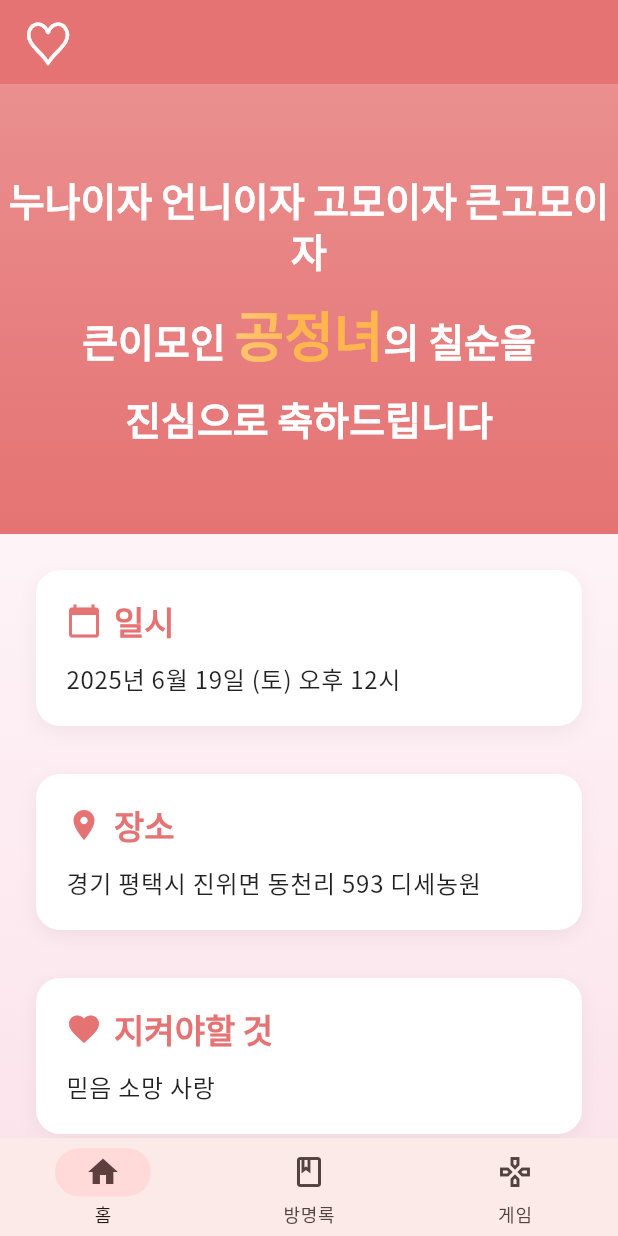
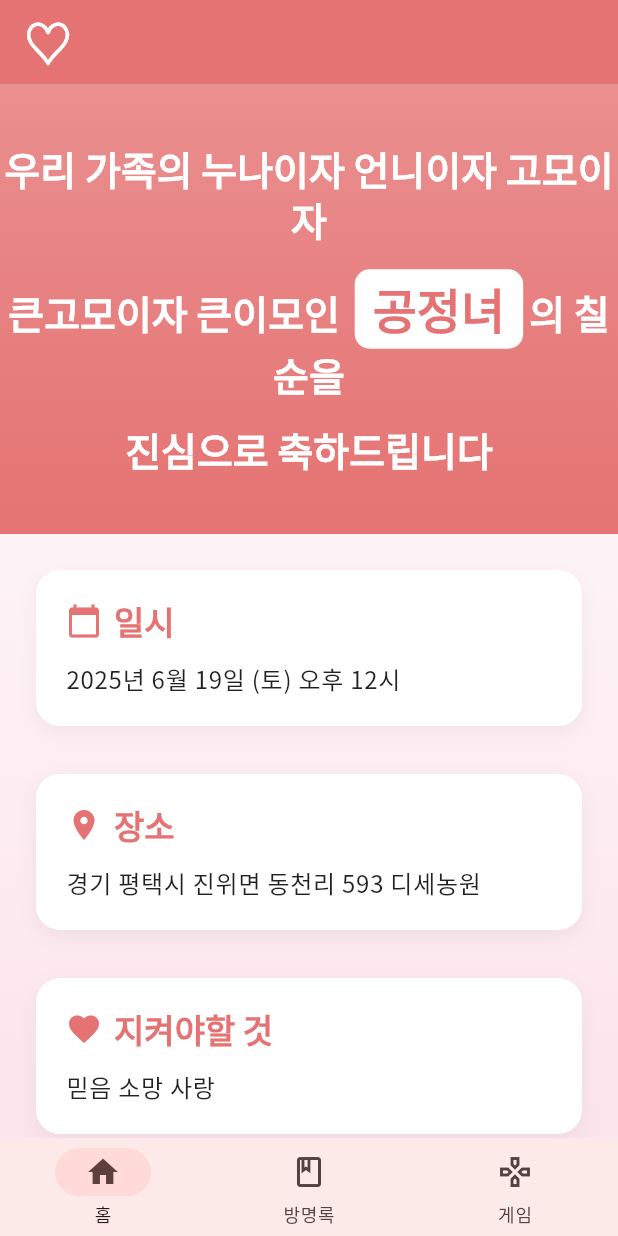
Before and after one commit to sonyong4013/grandFestival, a Flutter app: the screen it shows after launch, on a phone screen of 412 x 824 dp. Run offline on Flutter 3.47's test engine with Material 3 defaults, Android fonts, the phone set to English and light mode, and no system bars; our stand-ins replace google_fonts.

Commit message:
디자인 추가

```diff
--- a/grand_festival/lib/main.dart
+++ b/grand_festival/lib/main.dart
@@ -148,7 +148,7 @@ class HomePage extends StatelessWidget {
                   mainAxisAlignment: MainAxisAlignment.center,
                   children: [
                     Text(
-                      '누나이자 언니이자 고모이자 큰고모이자',
+                      '우리 가족의 누나이자 언니이자 고모이자',
                       style:
                           Theme.of(context).textTheme.headlineMedium?.copyWith(
                                 color: Colors.white,
@@ -163,7 +163,7 @@ class HomePage extends StatelessWidget {
                       text: TextSpan(
                         children: [
                           TextSpan(
-                            text: '큰이모인 ',
+                            text: '큰고모이자 큰이모인 ',
                             style: Theme.of(context)
                                 .textTheme
                                 .headlineMedium
@@ -173,25 +173,30 @@ class HomePage extends StatelessWidget {
                                   fontSize: 26,
                                 ),
                           ),
-                          TextSpan(
-                            text: '공정녀',
-                            style: Theme.of(context)
-                                .textTheme
-                                .headlineMedium
-                                ?.copyWith(
-                                  foreground: Paint()
-                                    ..shader = const LinearGradient(
-                                      colors: [
-                                        Colors.white,
-                                        Color(0xFFFFB74D),
-                                      ],
-                                    ).createShader(
-                                      const Rect.fromLTWH(
-                                          0.0, 0.0, 200.0, 70.0),
+                          WidgetSpan(
+                            alignment: PlaceholderAlignment.baseline,
+                            baseline: TextBaseline.alphabetic,
+                            child: Container(
+                              padding: const EdgeInsets.symmetric(
+                                  horizontal: 12, vertical: 6),
+                              margin: const EdgeInsets.symmetric(horizontal: 4),
+                              decoration: BoxDecoration(
+                                color: Colors.white,
+                                borderRadius: BorderRadius.circular(10),
+                              ),
+                              child: Text(
+                                '공정녀',
+                                style: Theme.of(context)
+                                    .textTheme
+                                    .headlineMedium
+                                    ?.copyWith(
+                                      color:
+                                          Theme.of(context).colorScheme.primary,
+                                      fontWeight: FontWeight.w700,
+                                      fontSize: 32,
                                     ),
-                                  fontWeight: FontWeight.w700,
-                                  fontSize: 36,
-                                ),
+                              ),
+                            ),
                           ),
                           TextSpan(
                             text: '의 칠순을',
```
